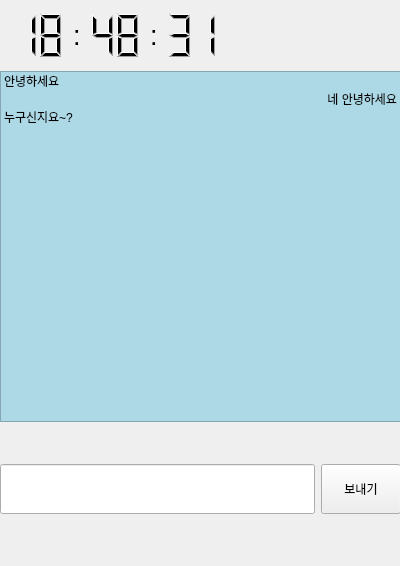
Qt form ui/chat/chatbox.ui (incheon123/PhoneBook) before a commit.
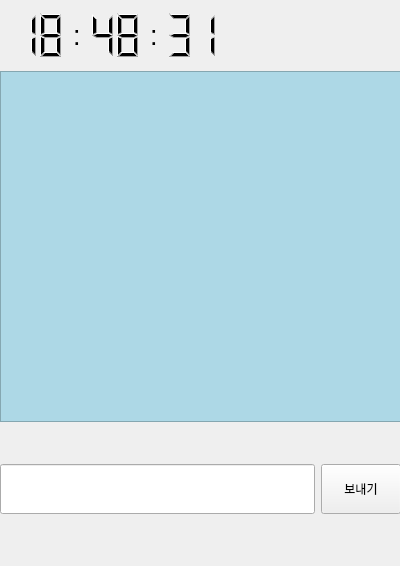
The same form after that commit.

Patch:
```diff
--- a/ui/chat/chatbox.ui
+++ b/ui/chat/chatbox.ui
@@ -148,24 +148,6 @@
     <string notr="true">QListWidget{background-color:lightblue;}
 QListWidget::item{color:black; display:inline;}</string>
    </property>
-   <item>
-    <property name="text">
-     <string>안녕하세요</string>
-    </property>
-   </item>
-   <item>
-    <property name="text">
-     <string>네 안녕하세요</string>
-    </property>
-    <property name="textAlignment">
-     <set>AlignTrailing|AlignVCenter</set>
-    </property>
-   </item>
-   <item>
-    <property name="text">
-     <string>누구신지요~?</string>
-    </property>
-   </item>
   </widget>
  </widget>
  <resources/>
```
